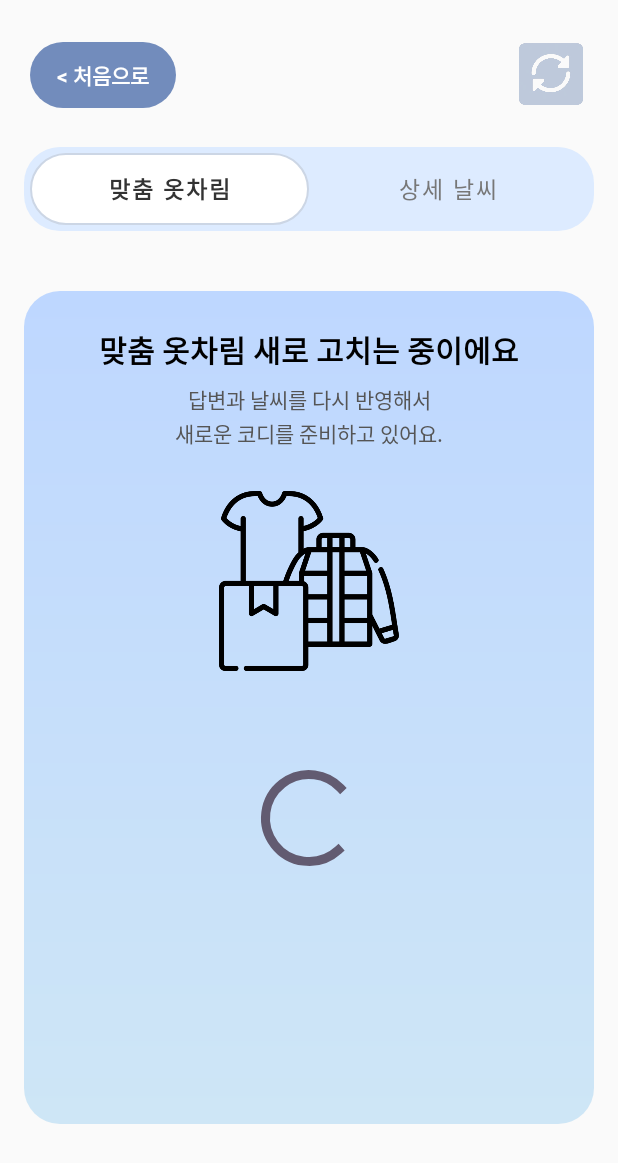
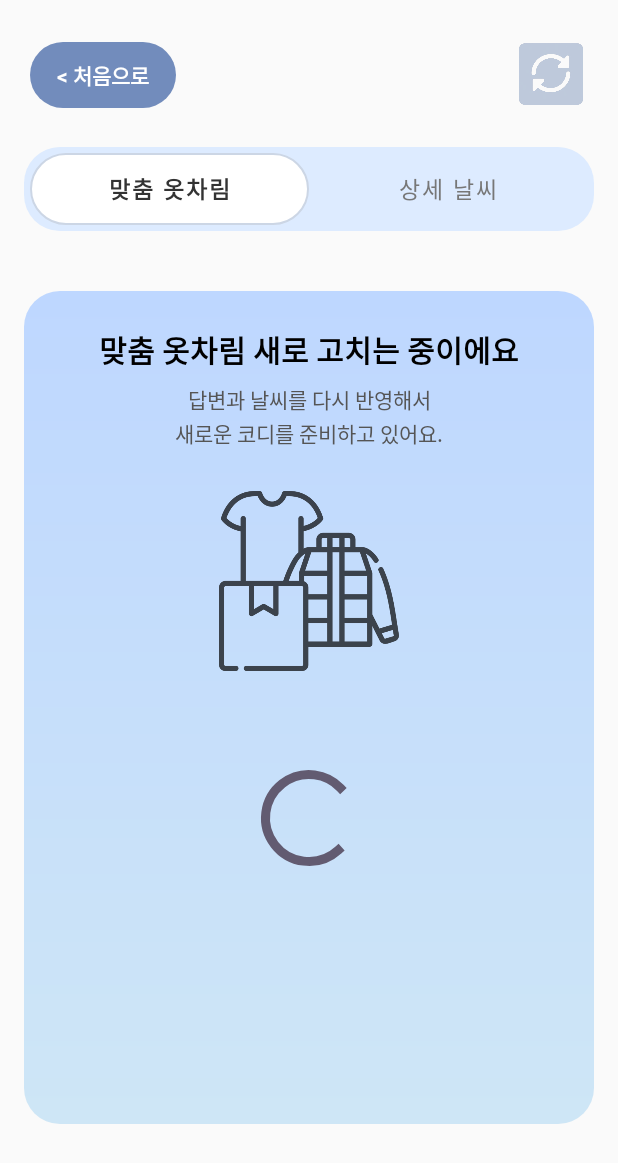
Before and after one commit to gayoung135/DailyWeather, an Android app: the OutfitRefreshLoadingFragment screen opened through its navigation route, on a phone screen of 412 x 824 dp. Shown: the top 1163 px of the screen. Run offline under Robolectric (Android 15) with nearby library versions, the phone set to English and light mode, and no system bars; our stand-ins replace Room's generated code.

Commit message:
맞춤 옷차림 새로고침 용 xml

```diff
--- a/app/src/main/res/layout/fragment_outfit_refresh_loading.xml
+++ b/app/src/main/res/layout/fragment_outfit_refresh_loading.xml
@@ -139,7 +139,8 @@
             android:layout_height="120dp"
             android:layout_marginTop="8dp"
             android:layout_marginBottom="60dp"
-            android:src="@drawable/outfit_load" />
+            android:src="@drawable/outfit_load"
+            android:alpha="0.7"/>
 
         <ProgressBar
             android:id="@+id/loadingProgress"
```
